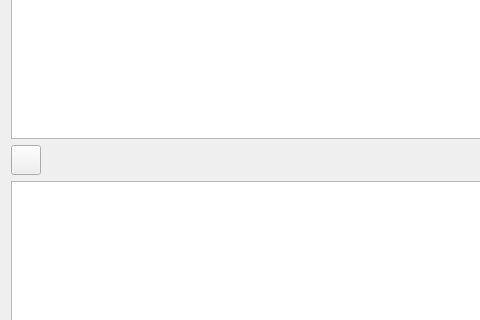
First picture: the form in CS_Chat/cs_server.ui, repository HuangXiaoFeng123/CS_ChatQT, before the edit; both pictures show x 0 to 480 and y 82 to 402 of the 700 by 520 pixel window.
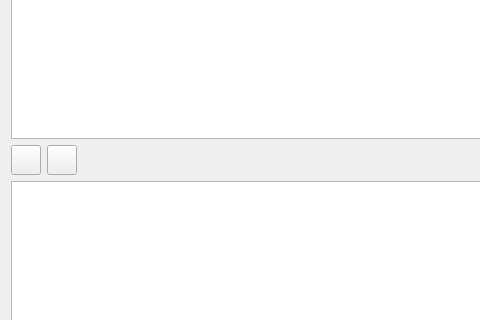
Second picture: the form after the edit. Icons and pictures are not drawn.

Commit message: 9.Adding save ChatRecord function.

Diff of the .ui file:
```diff
--- a/CS_Chat/cs_server.ui
+++ b/CS_Chat/cs_server.ui
@@ -50,6 +50,25 @@
          </property>
         </widget>
        </item>
+       <item>
+        <widget class="QPushButton" name="ButtonRecord">
+         <property name="minimumSize">
+          <size>
+           <width>30</width>
+           <height>30</height>
+          </size>
+         </property>
+         <property name="maximumSize">
+          <size>
+           <width>30</width>
+           <height>30</height>
+          </size>
+         </property>
+         <property name="text">
+          <string/>
+         </property>
+        </widget>
+       </item>
        <item>
         <spacer name="horizontalSpacer">
          <property name="orientation">
```
The commit also changes 27 other files.
